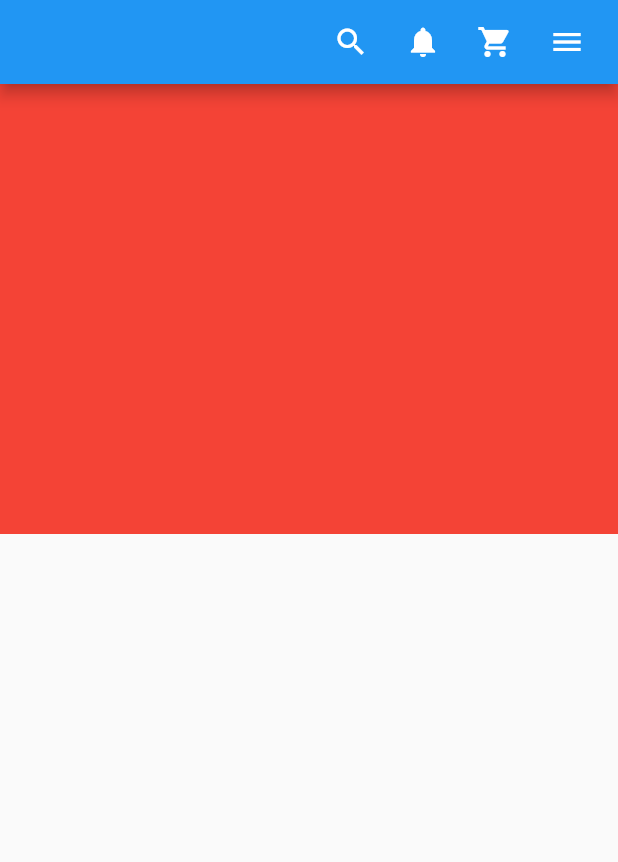
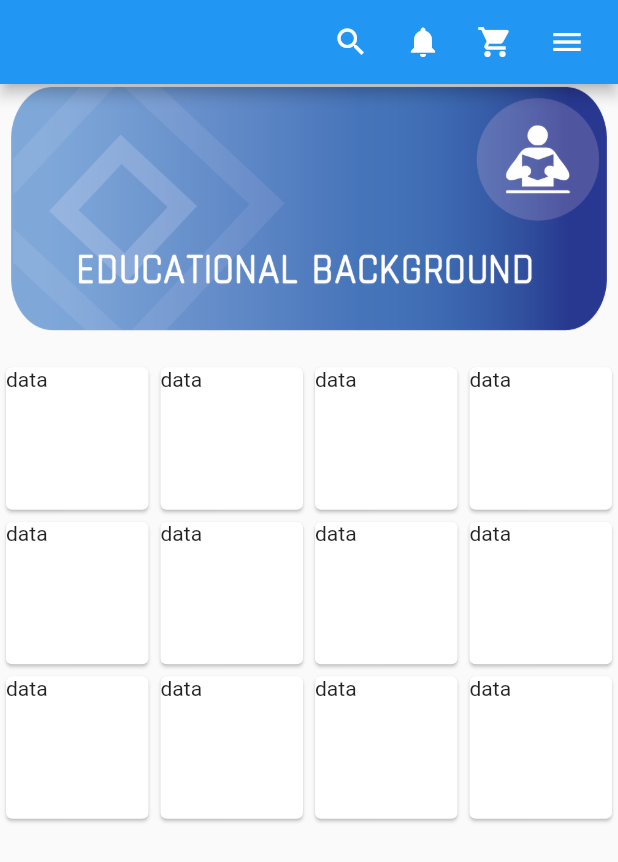
Before and after one commit to nitish97083/Grocery, a Flutter app: the screen it shows after launch, on a phone screen of 412 x 824 dp. Shown: the top 862 px of the screen. Run offline on Flutter 3.47's test engine with Material 2 defaults, Android fonts, the phone set to English and light mode, and no system bars.

Commit message:
grideView add on home page

```diff
--- a/lib/HomePage.dart
+++ b/lib/HomePage.dart
@@ -61,25 +61,40 @@ class _HomePageState extends State<HomePage> {
       ),
        body: SingleChildScrollView(
          child: Container(
+          // padding: EdgeInsets.all(10),
+           height: MediaQuery.of(context).size.height,
             child: Column(
             children: <Widget>[
-            //  Container(
-            //             height: MediaQuery.of(context).size.height / 2,
-            //             width: MediaQuery.of(context).size.width,
-            //             child: new PageView.builder(
-            //                 itemCount:3,
-            //                 onPageChanged: (value) {
-            //                   setState(() {
-            //                     currentpage = value;
-            //                   });
-            //                 },
-            //                 controller: controller,
-            //                 itemBuilder: (context, index) => builder(index)),
-            //           ),
+                   Container(
+                     height:MediaQuery.of(context).size.height/5,
+                     child: ListView.builder(
+              itemBuilder: (BuildContext context,int index){
+                     return Container(
+                       child: Image.asset("assets/homepageslider/edu.png",width: MediaQuery.of(context).size.width/1),
+                     );
+              },
+              itemCount:3,
+              scrollDirection:Axis.horizontal,
+            ),
+                   ),
             Container(
-              color: Colors.red,
-              height: 300,
-            )
+              margin: EdgeInsets.only(top: 20),
+              //color: Colors.red,
+              height:MediaQuery.of(context).size.height/2,
+              child: GridView.builder(
+                itemCount:12,
+               gridDelegate: SliverGridDelegateWithFixedCrossAxisCount(
+                        crossAxisCount:4),
+                itemBuilder: (BuildContext context,int index){
+                        return GestureDetector(child:Card(
+                          child: Container(
+                            child: Text("data"),
+                          ),
+                        ));
+                },
+              ),
+            ),
+            SizedBox(height: 20,)
             ],
             ),
          ),
```
